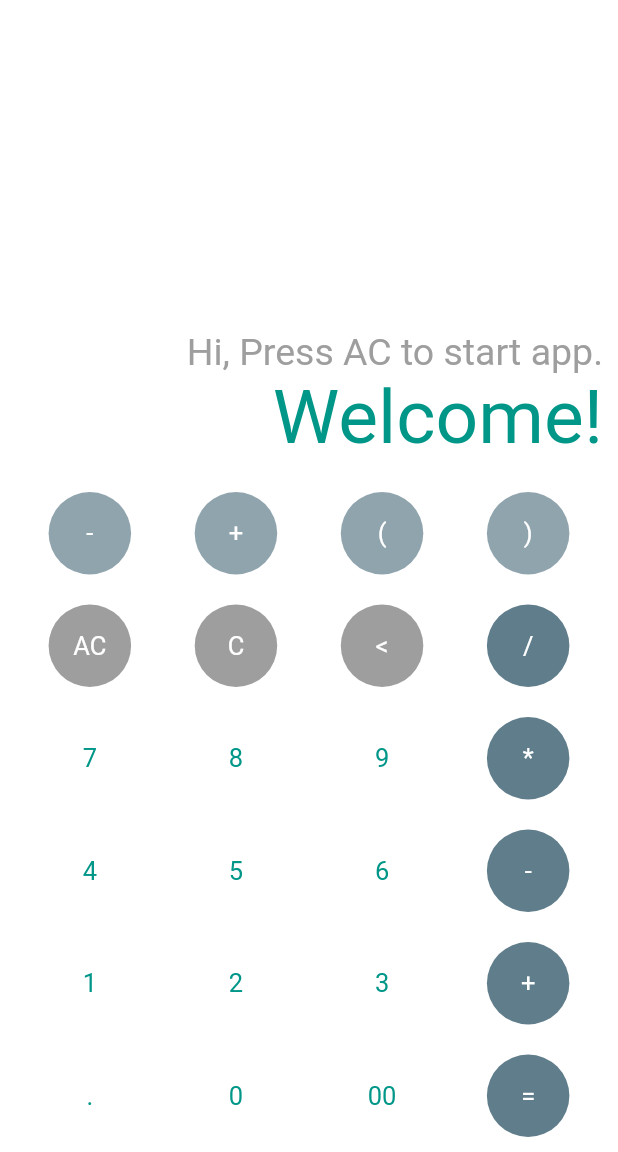
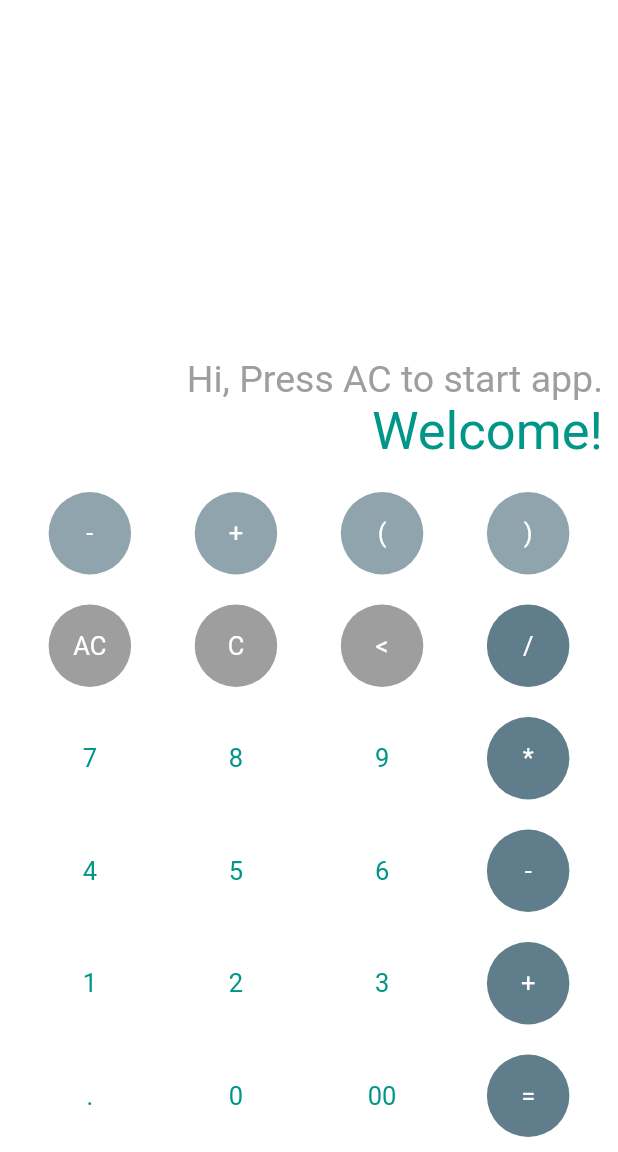
Before and after one commit to BlackIQ/flulator, a Flutter app: the screen it shows after launch, on a phone screen of 412 x 824 dp, the part 84-1236 px from its top. Run offline on Flutter 3.47's test engine with Material 2 defaults, Android fonts, the phone set to English and light mode, and no system bars; our stand-ins replace font_awesome_flutter, google_fonts, math_expressions; Roboto replaces fonts that are missing (Boogaloo).

Commit message:
Fix txt sizes

```diff
--- a/lib/app/flulator.dart
+++ b/lib/app/flulator.dart
@@ -102,7 +102,7 @@ class FlulatorState extends State<Flulator> {
             child: Text(
               _history,
               style: GoogleFonts.boogaloo(
-                fontSize: 50,
+                fontSize: 35,
                 color: Colors.teal,
               ),
             ),
```
